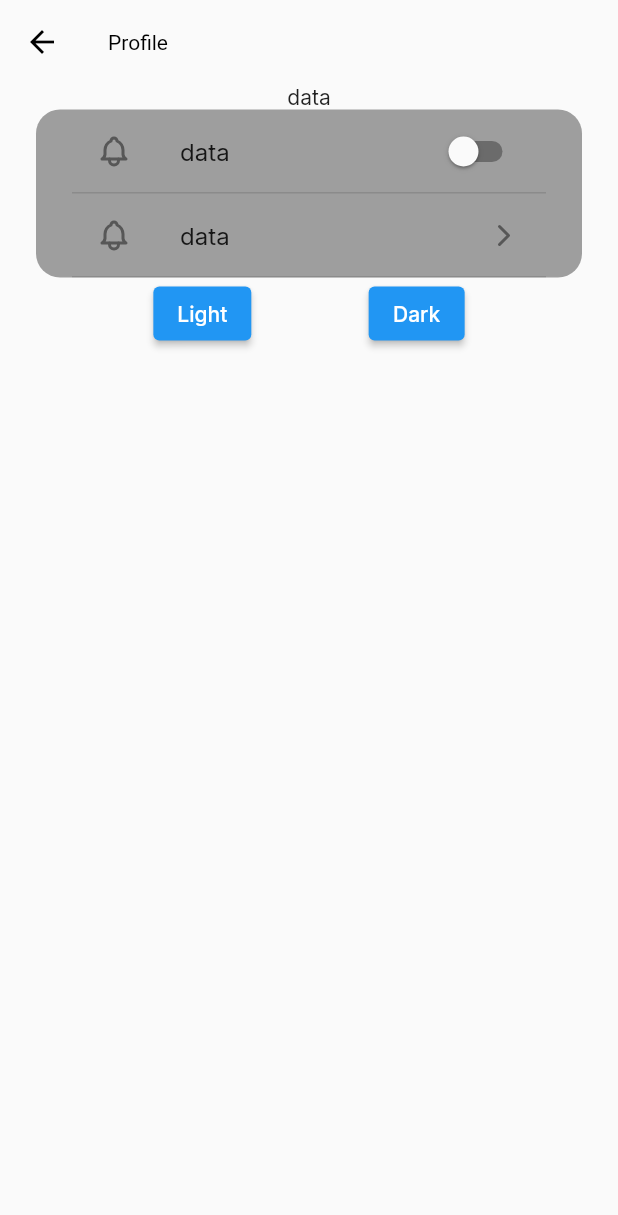
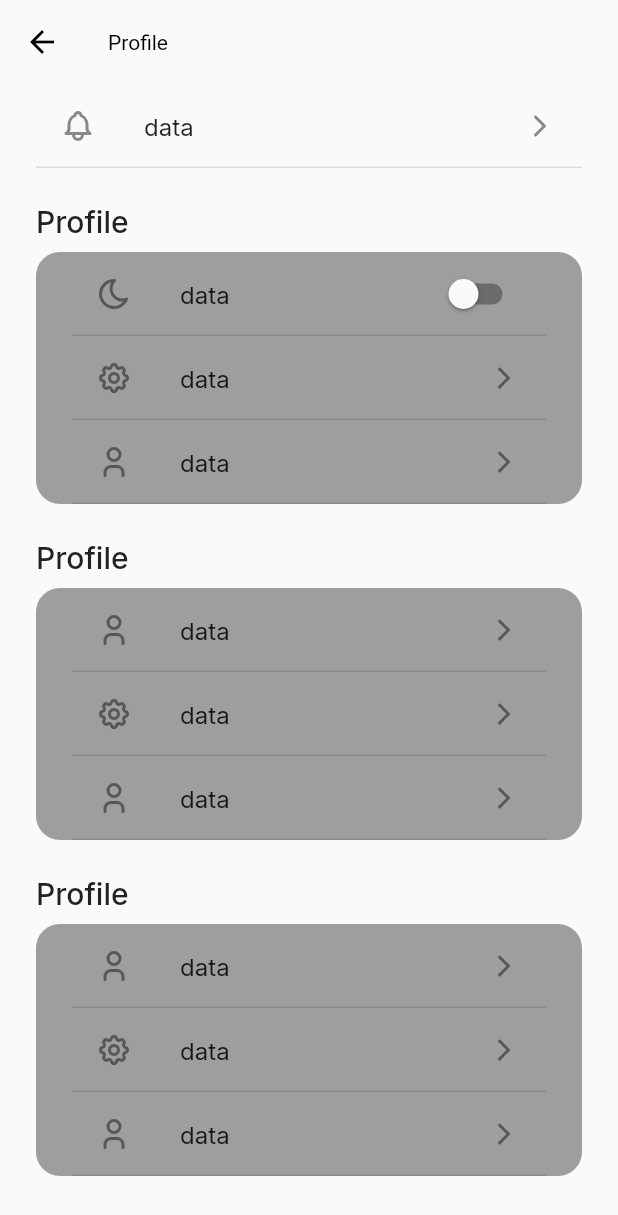
Before and after one commit to NkITaa/interval_timer, a Flutter app: the Profile screen opened directly, on a phone screen of 412 x 824 dp. Shown: the top 1215 px of the screen. Run offline on Flutter 3.47's test engine with Material 2 defaults, Android fonts, the phone set to English and light mode, and no system bars; our stand-ins replace flutter_tabler_icons, google_fonts; generated files the repository leaves out were written again.

Commit message:
added settings pages

```diff
--- a/lib/pages/profile/components/settings_block.dart
+++ b/lib/pages/profile/components/settings_block.dart
@@ -1,28 +1,41 @@
 import 'package:flutter/material.dart';
-import 'package:interval_timer/pages/profile/components/settings_tile.dart';
-import 'package:flutter_tabler_icons/flutter_tabler_icons.dart';
 
 class SettingsBlock extends StatelessWidget {
-  const SettingsBlock({super.key});
+  final List<Widget> tiles;
+  final String title;
+  const SettingsBlock({super.key, required this.tiles, required this.title});
 
   @override
   Widget build(BuildContext context) {
-    return Container(
+    return Column(
+      children: [
+        Container(
+          padding: const EdgeInsets.only(top: 24.0, bottom: 8.0),
+          child: Row(
+            children: [
+              Text(
+                title,
+                style: Theme.of(context).textTheme.headline6,
+              ),
+            ],
+          ),
+        ),
+        Container(
           decoration: BoxDecoration(
             color: Colors.grey,
             borderRadius: BorderRadius.circular(16),
           ),
           padding: EdgeInsets.only(left: 24.0, right: 24),
-      child: Column(
-        children: [
-          SettingsTile(
-              icon: Icon(TablerIcons.bell),
-              title: "Benachrichtigungen",
-              switching: true),
-          SettingsTile(
-              icon: Icon(TablerIcons.bell), title: "Benachrichtigungen"),
+          child: ListView.builder(
+            itemBuilder: (BuildContext context, int index) {
+              return tiles[index];
+            },
+            itemCount: tiles.length,
+            shrinkWrap: true,
+            physics: const NeverScrollableScrollPhysics(),
+          ),
+        ),
       ],
-      ),
     );
   }
 }
--- a/lib/pages/profile/components/settings_tile.dart
+++ b/lib/pages/profile/components/settings_tile.dart
@@ -7,10 +7,12 @@ class SettingsTile extends StatefulWidget {
   final Icon icon;
   final String title;
   final bool switching;
+  final Function()? onTap;
   const SettingsTile(
       {super.key,
       required this.icon,
       required this.title,
+      this.onTap,
       this.switching = false});
 
   @override
@@ -35,7 +37,7 @@ class _SettingsTileState extends State<SettingsTile> {
                     setState(() {});
                   })
               : Icon(TablerIcons.chevron_right),
-          onTap: () {},
+          onTap: widget.onTap,
         ),
         const Divider(
           height: 0,
--- a/lib/pages/profile/profile.dart
+++ b/lib/pages/profile/profile.dart
@@ -2,8 +2,10 @@ import 'package:flutter/material.dart';
 import 'package:flutter_gen/gen_l10n/app_localizations.dart';
 import 'package:interval_timer/pages/profile/components/settings_block.dart';
 import 'package:interval_timer/pages/profile/components/settings_tile.dart';
+import 'package:flutter_tabler_icons/flutter_tabler_icons.dart';
 
 import '../../main.dart';
+import 'components/settins_page.dart';
 
 class Profile extends StatelessWidget {
   const Profile({super.key});
@@ -14,28 +16,98 @@ class Profile extends StatelessWidget {
       appBar: AppBar(
         title: Text(AppLocalizations.of(context)!.title_profile),
       ),
-      body: Container(
+      body: SingleChildScrollView(
+        child: Container(
           padding: const EdgeInsets.only(left: 24.0, right: 24),
           child: Column(
             children: [
-            const Text("data"),
-            SettingsBlock(),
-            Row(
-              mainAxisAlignment: MainAxisAlignment.spaceEvenly,
-              children: [
-                ElevatedButton(
-                    onPressed: () =>
-                        MyApp.of(context).changeTheme(ThemeMode.light),
-                    child: const Text('Light')),
-                ElevatedButton(
-                    onPressed: () =>
-                        MyApp.of(context).changeTheme(ThemeMode.dark),
-                    child: const Text('Dark')),
+              SettingsTile(
+                title: AppLocalizations.of(context)!.title_profile,
+                icon: const Icon(TablerIcons.bell),
+              ),
+              SettingsBlock(
+                title: AppLocalizations.of(context)!.title_profile,
+                tiles: [
+                  SettingsTile(
+                    title: AppLocalizations.of(context)!.title_profile,
+                    icon: const Icon(TablerIcons.moon),
+                    switching: true,
+                  ),
+                  SettingsTile(
+                    title: AppLocalizations.of(context)!.title_profile,
+                    icon: const Icon(TablerIcons.settings),
+                  ),
+                  SettingsTile(
+                      title: AppLocalizations.of(context)!.title_profile,
+                      icon: const Icon(TablerIcons.user),
+                      onTap: () => Navigator.of(context).push(MaterialPageRoute(
+                          builder: (context) => const SettingsPage(
+                                index: 0,
+                              )))),
+                ],
+              ),
+              SettingsBlock(
+                title: AppLocalizations.of(context)!.title_profile,
+                tiles: [
+                  SettingsTile(
+                    title: AppLocalizations.of(context)!.title_profile,
+                    icon: const Icon(TablerIcons.user),
+                    onTap: () => Navigator.of(context).push(MaterialPageRoute(
+                        builder: (context) => const SettingsPage(
+                              index: 1,
+                            ))),
+                  ),
+                  SettingsTile(
+                    title: AppLocalizations.of(context)!.title_profile,
+                    icon: const Icon(TablerIcons.settings),
+                    onTap: () => Navigator.of(context).push(MaterialPageRoute(
+                        builder: (context) => const SettingsPage(
+                              index: 2,
+                            ))),
+                  ),
+                  SettingsTile(
+                    title: AppLocalizations.of(context)!.title_profile,
+                    icon: const Icon(TablerIcons.user),
+                    onTap: () => Navigator.of(context).push(MaterialPageRoute(
+                        builder: (context) => const SettingsPage(
+                              index: 3,
+                            ))),
+                  ),
+                ],
+              ),
+              SettingsBlock(
+                title: AppLocalizations.of(context)!.title_profile,
+                tiles: [
+                  SettingsTile(
+                    title: AppLocalizations.of(context)!.title_profile,
+                    icon: const Icon(TablerIcons.user),
+                    onTap: () => Navigator.of(context).push(MaterialPageRoute(
+                        builder: (context) => const SettingsPage(
+                              index: 4,
+                            ))),
+                  ),
+                  SettingsTile(
+                    title: AppLocalizations.of(context)!.title_profile,
+                    icon: const Icon(TablerIcons.settings),
+                    onTap: () => Navigator.of(context).push(MaterialPageRoute(
+                        builder: (context) => const SettingsPage(
+                              index: 5,
+                            ))),
+                  ),
+                  SettingsTile(
+                    title: AppLocalizations.of(context)!.title_profile,
+                    icon: const Icon(TablerIcons.user),
+                    onTap: () => Navigator.of(context).push(MaterialPageRoute(
+                        builder: (context) => const SettingsPage(
+                              index: 6,
+                            ))),
+                  ),
                 ],
               ),
             ],
           ),
         ),
+      ),
     );
   }
 }
```
Also changed, not shown: lib/pages/profile/components/setings_page_contact.dart (added, +10 -0 lines), lib/pages/profile/components/settings_page_about.dart (added, +10 -0 lines), lib/pages/profile/components/settings_page_faq.dart (added, +10 -0 lines), lib/pages/profile/components/settings_page_legal.dart (added, +10 -0 lines), lib/pages/profile/components/settings_page_sound.dart (added, +10 -0 lines), lib/pages/profile/components/settins_page.dart (added, +38 -0 lines). Lines whose indentation alone changed are shown as unchanged.
